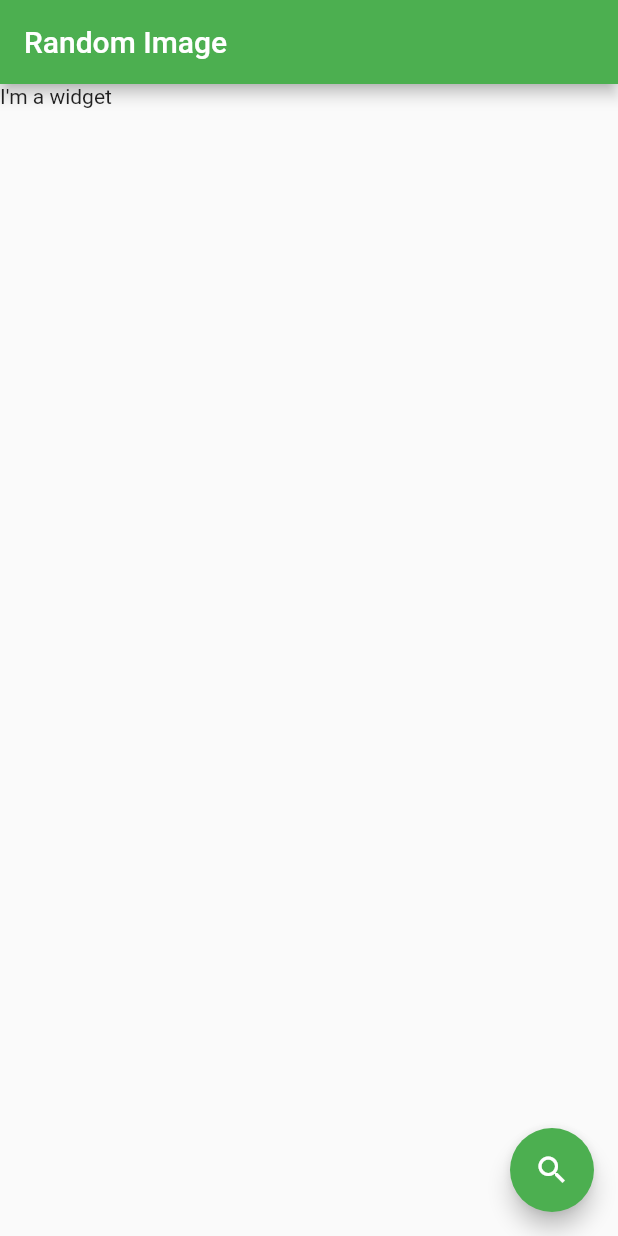
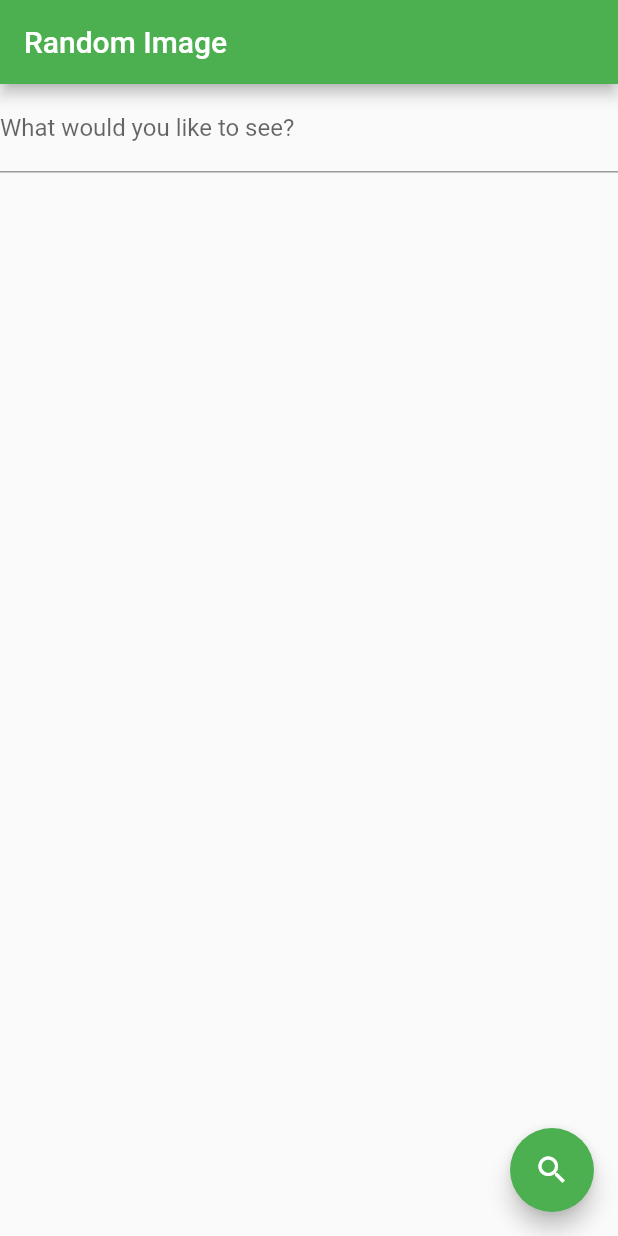
Before and after one commit to rapPayne/flutter-hands-on-intro-presentation, a Flutter app: the screen it shows after launch, on a phone screen of 412 x 824 dp. Run offline on Flutter 3.47's test engine with Material 2 defaults, Android fonts, the phone set to English and light mode, and no system bars.

Commit message:
User can enter search string

```diff
--- a/gif_search/lib/RandomGif.dart
+++ b/gif_search/lib/RandomGif.dart
@@ -10,6 +10,8 @@ class RandomGif extends StatefulWidget {
 
 class _RandomGifState extends State<RandomGif> {
   String _gifUrl = "";
+  String _searchString = "";
+
   @override
   Widget build(BuildContext context) {
     return Scaffold(
@@ -18,7 +20,13 @@ class _RandomGifState extends State<RandomGif> {
       ),
       body: Column(
         children: <Widget>[
-          Text("I'm a widget $_gifUrl"),
+TextFormField(
+  onChanged: (val) =>  _searchString = val,
+  decoration: InputDecoration(
+    labelText: 'What would you like to see?',
+    hintText: "eg. 'Simpsons', 'LOLcats', 'Post Malone', etc.",
+  ),
+),
           (_gifUrl.length > 0) ? Image.network(_gifUrl) : Spacer(),
         ],
       ),
@@ -27,7 +35,7 @@ class _RandomGifState extends State<RandomGif> {
         onPressed: () async {
           print('I got pressed $giphyApiKey');
           String url =
-              'https://api.giphy.com/v1/gifs/random?api_key=$giphyApiKey&rating=g';
+              'https://api.giphy.com/v1/gifs/random?api_key=$giphyApiKey&tag=$_searchString&rating=g';
           Response res = await get(url);
           Map<String, dynamic> body = json.decode(res.body);
           String imageUrl = body['data']['image_url'];
```
